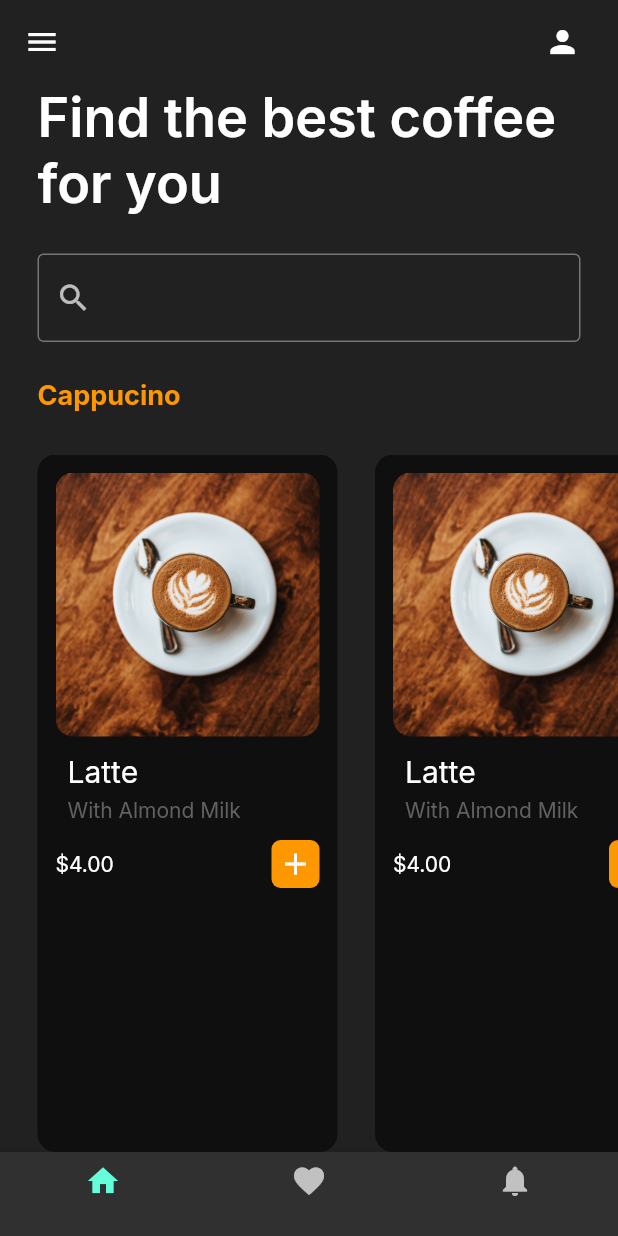
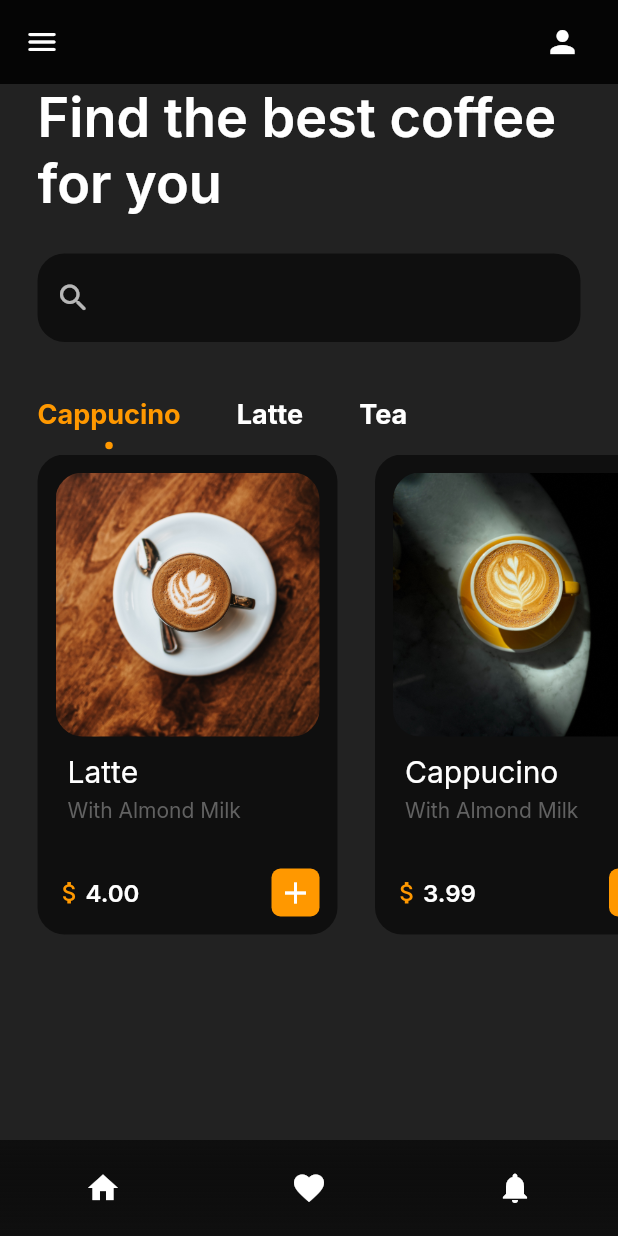
Before and after one commit to Blankeos/flutter-practice, a Flutter app: the screen it shows after launch, on a phone screen of 412 x 824 dp. Run offline on Flutter 3.47's test engine with Material 2 defaults, Android fonts, the light colour scheme and no system bars; our stand-ins replace google_fonts, math_expressions; missing offline and left inert: deep_pick.

Commit message:
feat: coffee ui

```diff
--- a/coffee_ui/lib/components/coffee_tile.dart
+++ b/coffee_ui/lib/components/coffee_tile.dart
@@ -1,7 +1,15 @@
 import 'package:flutter/material.dart';
 
 class CoffeeTile extends StatelessWidget {
-  const CoffeeTile({super.key});
+  final String coffeeImagePath;
+  final String coffeeName;
+  final String coffeePrice;
+
+  const CoffeeTile(
+      {super.key,
+      required this.coffeeImagePath,
+      required this.coffeeName,
+      required this.coffeePrice});
 
   @override
   Widget build(BuildContext context) {
@@ -11,8 +19,8 @@ class CoffeeTile extends StatelessWidget {
         padding: EdgeInsets.all(12),
         width: 200,
         decoration: BoxDecoration(
-          borderRadius: BorderRadius.circular(12),
-          color: Colors.black54,
+          borderRadius: BorderRadius.circular(18),
+          color: Color.fromARGB(255, 15, 15, 15),
         ),
         child: Column(
           crossAxisAlignment: CrossAxisAlignment.start,
@@ -21,9 +29,9 @@ class CoffeeTile extends StatelessWidget {
             AspectRatio(
               aspectRatio: 1 / 1,
               child: ClipRRect(
-                  borderRadius: BorderRadius.circular(12),
+                  borderRadius: BorderRadius.circular(18),
                   child: Image.asset(
-                    'assets/1.jpg',
+                    coffeeImagePath,
                     fit: BoxFit.cover,
                   )),
             ),
@@ -33,17 +41,28 @@ class CoffeeTile extends StatelessWidget {
               child: Column(
                 crossAxisAlignment: CrossAxisAlignment.start,
                 children: [
-                  Text('Latte', style: TextStyle(fontSize: 20)),
+                  Text(coffeeName, style: TextStyle(fontSize: 20)),
                   SizedBox(height: 4),
                   Text('With Almond Milk',
                       style: TextStyle(color: Colors.grey[700]))
                 ],
               ),
             ),
+
+            Spacer(),
+            // Price - CTA
             Row(
               mainAxisAlignment: MainAxisAlignment.spaceBetween,
               children: [
-                Text('\$4.00'),
+                Row(
+                  children: [
+                    Icon(Icons.attach_money, color: Colors.orange, size: 19),
+                    SizedBox(width: 1),
+                    Text(coffeePrice,
+                        style: TextStyle(
+                            fontWeight: FontWeight.w600, fontSize: 16)),
+                  ],
+                ),
                 Container(
                     padding: EdgeInsets.all(4),
                     decoration: BoxDecoration(
--- a/coffee_ui/lib/components/coffee_type.dart
+++ b/coffee_ui/lib/components/coffee_type.dart
@@ -1,4 +1,6 @@
+import 'package:coffee_ui/styles/S.dart';
 import 'package:flutter/material.dart';
+import 'package:flutter/services.dart';
 import 'package:flutter/src/widgets/framework.dart';
 import 'package:flutter/src/widgets/placeholder.dart';
 
@@ -18,12 +20,31 @@ class CoffeeType extends StatelessWidget {
     return GestureDetector(
       onTap: onTap,
       child: Padding(
-        padding: EdgeInsets.only(left: 25.0),
-        child: Text(coffeeType,
-            style: TextStyle(
-                fontSize: 18,
-                fontWeight: FontWeight.bold,
-                color: isSelected ? Colors.orange : Colors.white)),
+        padding: EdgeInsets.only(left: 12.5),
+        child: Container(
+          padding: EdgeInsets.only(top: 12.5, left: 12.5, right: 12.5),
+          decoration: BoxDecoration(color: Colors.transparent),
+          child: Column(
+            children: [
+              Text(coffeeType,
+                  style: TextStyle(
+                      fontSize: 18,
+                      fontWeight: FontWeight.bold,
+                      color: isSelected ? Colors.orange : Colors.white)),
+              SizedBox(
+                height: 7,
+              ),
+              if (isSelected)
+                Container(
+                    width: 5,
+                    height: 5,
+                    decoration: BoxDecoration(
+                      borderRadius: BorderRadius.circular(100),
+                      color: S.colors.primary,
+                    ))
+            ],
+          ),
+        ),
       ),
     );
   }
--- a/coffee_ui/lib/main.dart
+++ b/coffee_ui/lib/main.dart
@@ -1,5 +1,7 @@
 import 'package:coffee_ui/screens/home_screen.dart';
+import 'package:coffee_ui/styles/S.dart';
 import 'package:flutter/material.dart';
+import 'package:flutter/services.dart';
 import 'package:google_fonts/google_fonts.dart';
 
 void main() {
@@ -11,11 +13,19 @@ class MainApp extends StatelessWidget {
 
   @override
   Widget build(BuildContext context) {
+    SystemChrome.setPreferredOrientations([
+      DeviceOrientation.portraitUp,
+      DeviceOrientation.portraitDown,
+      DeviceOrientation.landscapeLeft,
+    ]);
+
     return MaterialApp(
       debugShowCheckedModeBanner: false,
       theme: ThemeData(
-        brightness: Brightness.dark,
         fontFamily: GoogleFonts.inter().fontFamily,
+        colorScheme: ThemeData()
+            .colorScheme
+            .copyWith(primary: S.colors.primary, brightness: Brightness.dark),
         // textTheme:
         //     GoogleFonts.bebasNeueTextTheme(Theme.of(context).textTheme)),
       ),
--- a/coffee_ui/lib/screens/home_screen.dart
+++ b/coffee_ui/lib/screens/home_screen.dart
@@ -1,7 +1,6 @@
-// import 'package:flutter/src/widgets/framework.dart';
-// import 'package:flutter/src/widgets/placeholder.dart';
 import 'package:coffee_ui/components/coffee_tile.dart';
 import 'package:coffee_ui/components/coffee_type.dart';
+import 'package:coffee_ui/styles/S.dart';
 import 'package:flutter/material.dart';
 
 class HomeScreen extends StatefulWidget {
@@ -15,29 +14,68 @@ class _HomeScreenState extends State<HomeScreen> {
 // list of coffee types
   final List coffeeType = [
     ['Cappucino', true],
+    ['Latte', false],
+    ['Tea', false],
   ];
+
+  final List coffeeTiles = [
+    {
+      "coffeeImagePath": "assets/1.jpg",
+      "coffeeName": "Latte",
+      "coffeePrice": "4.00",
+    },
+    {
+      "coffeeImagePath": "assets/2.jpg",
+      "coffeeName": "Cappucino",
+      "coffeePrice": "3.99",
+    },
+    {
+      "coffeeImagePath": "assets/3.jpg",
+      "coffeeName": "Milky Coffee",
+      "coffeePrice": "2.99",
+    }
+  ];
+
+  var scaffoldKey = GlobalKey<ScaffoldState>();
+
 // user tapped on coffee types
   void handleCoffeeTypeTap(int index) {
     setState(() {
-      // for (int i = 0; i < coffeeType.length; i++) {
-      //   coffeeType[index][i] = false;
-      // }
-      // coffeeType[index][1] = true;
+      for (int i = 0; i < coffeeType.length; i++) {
+        coffeeType[i][1] = false;
+      }
+      coffeeType[index][1] = true;
     });
   }
 
   @override
   Widget build(BuildContext context) {
     return Scaffold(
-      backgroundColor: Colors.grey[900],
+      resizeToAvoidBottomInset: false,
+      backgroundColor: Colors.black87,
+      key: scaffoldKey,
+      drawer: Drawer(
+        child: Text('create drawer widget tree here'),
+      ),
       appBar: AppBar(
         elevation: 0,
-        backgroundColor: Colors.transparent,
-        leading: Icon(Icons.menu),
+        backgroundColor: Colors.black87,
+        leading: IconButton(
+            icon: Icon(Icons.menu_rounded, color: Colors.white),
+            onPressed: () {
+              if (scaffoldKey.currentState != null) {
+                print("Not null let's go");
+                scaffoldKey.currentState!.openDrawer();
+              }
+              // print("test");
+            }),
         actions: [
           Padding(
             padding: const EdgeInsets.only(right: 25.0),
-            child: Icon(Icons.person),
+            child: Icon(
+              Icons.person,
+              color: Colors.white,
+            ),
           )
         ],
       ),
@@ -57,11 +95,17 @@ class _HomeScreenState extends State<HomeScreen> {
             padding: const EdgeInsets.symmetric(horizontal: 25.0),
             child: TextField(
               decoration: InputDecoration(
-                  prefixIcon: Icon(Icons.search),
+                  filled: true,
+                  fillColor: S.colors.graySecondary,
+                  prefixIcon: Icon(Icons.search_rounded),
+                  focusColor: S.colors.primary,
                   focusedBorder: OutlineInputBorder(
-                      borderSide: BorderSide(color: Colors.grey.shade600)),
+                      borderSide: BorderSide.none,
+                      borderRadius: BorderRadius.circular(18)),
+                  // borderSide: BorderSide(color: Colors.grey.shade600)
                   enabledBorder: OutlineInputBorder(
-                      borderSide: BorderSide(color: Colors.grey.shade600))),
+                      borderSide: BorderSide.none,
+                      borderRadius: BorderRadius.circular(18))),
             ),
           ),
 
@@ -85,22 +129,60 @@ class _HomeScreenState extends State<HomeScreen> {
               )),
 
           // Horizontal ListView of Coffee Tiles
-          Expanded(
-            child: ListView(
+          Container(
+              height: 320,
+              child: ListView.builder(
+                itemCount: coffeeTiles.length,
                 scrollDirection: Axis.horizontal,
-                children: [CoffeeTile(), CoffeeTile(), CoffeeTile()]),
-          )
+                itemBuilder: (context, index) {
+                  return CoffeeTile(
+                      coffeeImagePath: coffeeTiles[index]["coffeeImagePath"],
+                      coffeeName: coffeeTiles[index]["coffeeName"],
+                      coffeePrice: coffeeTiles[index]["coffeePrice"]);
+                },
+              ))
         ],
       ),
-      bottomNavigationBar: BottomNavigationBar(items: [
-        BottomNavigationBarItem(icon: Icon(Icons.home), label: ""),
-        BottomNavigationBarItem(icon: Icon(Icons.favorite), label: ""),
-        BottomNavigationBarItem(icon: Icon(Icons.notifications), label: ""),
-      ]),
-      // body: Center(
-      // child: Text("Hello World"),
-      // child: Image.asset("assets/1.jpg"),
-      // ),
+      bottomNavigationBar: Container(
+        decoration: BoxDecoration(
+            gradient: LinearGradient(
+          begin: Alignment.bottomCenter,
+          end: Alignment.topCenter,
+          colors: [
+            Colors.black54,
+            S.colors.graySecondary,
+          ],
+        )),
+        child: Row(mainAxisAlignment: MainAxisAlignment.spaceAround, children: [
+          Expanded(
+            flex: 1,
+            child: InkWell(
+                onTap: () {},
+                child: Padding(
+                  padding: EdgeInsets.symmetric(vertical: 20),
+                  child: Icon(Icons.home),
+                )),
+          ),
+          Expanded(
+            flex: 1,
+            child: InkWell(
+                onTap: () {},
+                child: Padding(
+                  padding: EdgeInsets.symmetric(vertical: 20),
+                  child: Icon(Icons.favorite),
+                )),
+          ),
+          Expanded(
+            flex: 1,
+            child: InkWell(
+                onTap: () {},
+                child: Padding(
+                  padding: EdgeInsets.symmetric(vertical: 20),
+                  child: Icon(Icons.notifications),
+                )),
+          ),
+        ]),
+      ),
     );
   }
 }
--- /dev/null
+++ b/coffee_ui/lib/styles/S.dart
@@ -0,0 +1,10 @@
+import 'package:flutter/material.dart';
+
+class S {
+  static _Colors get colors => _Colors();
+}
+
+class _Colors {
+  final primary = Colors.orange;
+  final graySecondary = Color.fromARGB(255, 15, 15, 15);
+}
```
Also changed, not shown: 1 other file.
